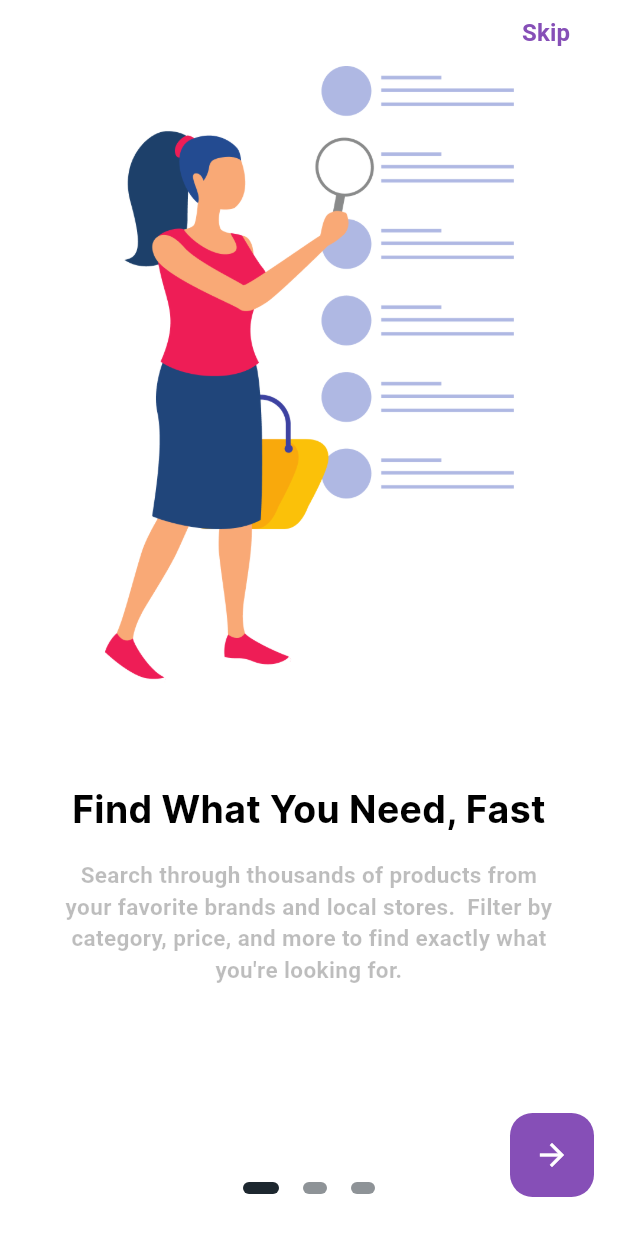
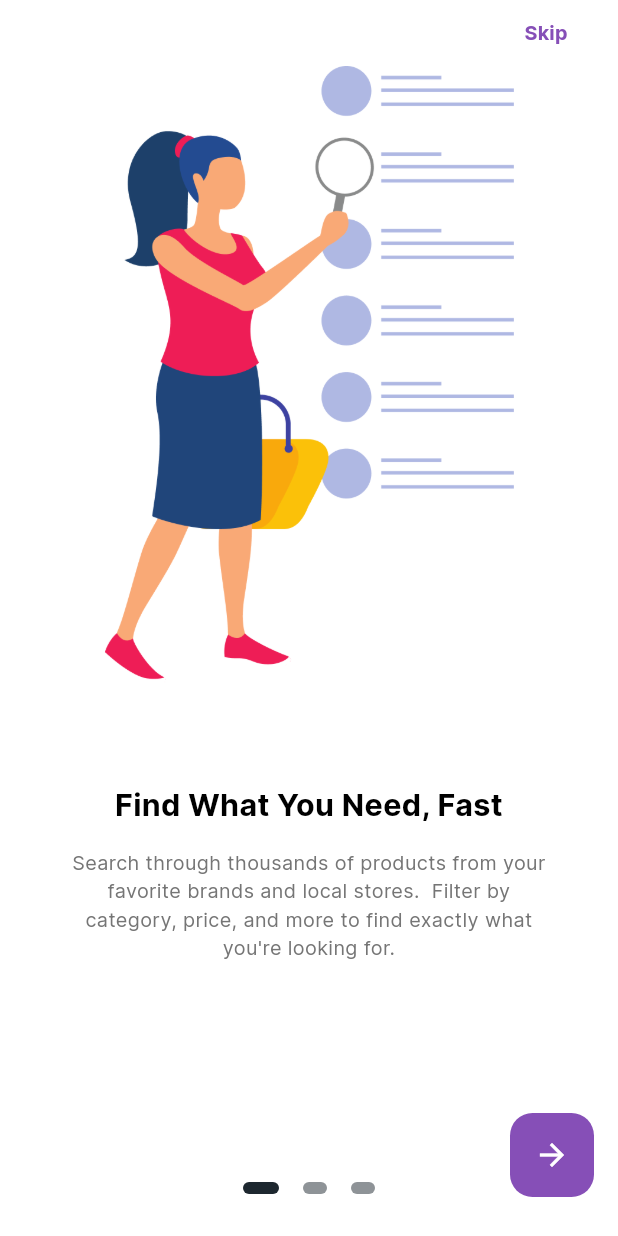
Before and after one commit to OmarAmeer96/Recepo, a Flutter app: the screen it shows after launch, on a phone screen of 412 x 824 dp. Run offline on Flutter 3.47's test engine with Material 3 defaults, Android fonts, the phone set to English and light mode, and no system bars; drawn by our look-alikes of flutter_onboarding_slider; our stand-ins replace animated_splash_screen, dio, flutter_screenutil, freezed_annotation, get_it, lottie and 3 more.

Commit message:
Update font sizes and colors in onboarding view.

```diff
--- a/lib/Core/theming/colors_manager.dart
+++ b/lib/Core/theming/colors_manager.dart
@@ -5,10 +5,10 @@ class ColorsManager {
   static const Color primaryColor = Color(0xFF864fb7);
   static const Color subPrimaryColor = Color(0xFF302554);
   static const Color scaffoldBackgroundColor = Colors.white;
+  static const Color mainGrey = Color(0xFF757575);
 
   // Not Main Colors
   static const Color mainBlue = Color(0xFF247CFF);
-  static const Color mainGrey = Color(0xFF757575);
   // static const Color enabledTextFieldColor = Color(0xFFFDFDFF);
   static const Color errorTextFieldColor = Color(0xffFF4C5E);
   static const Color enabledTextFieldColor = Color(0xffC2C2C2);
--- a/lib/Core/theming/styles.dart
+++ b/lib/Core/theming/styles.dart
@@ -6,9 +6,15 @@ import 'package:recepo/Core/theming/font_family_helper.dart';
 class Styles {
   // Main Fonts
   static TextStyle onboardingTitleFont = TextStyle(
-    fontSize: 24.5.sp,
+    fontSize: 20.sp,
     color: Colors.black,
     fontFamily: FontFamilyHelper.bold,
+  );
+
+  static TextStyle onboardingContentFont = TextStyle(
+    fontSize: 13.sp,
+    color: ColorsManager.mainGrey,
+    fontFamily: FontFamilyHelper.regular,
   );
 
   // Not Main Fonts
--- a/lib/Features/onboarding/presentation/views/widgets/onboarding_view_body.dart
+++ b/lib/Features/onboarding/presentation/views/widgets/onboarding_view_body.dart
@@ -1,5 +1,6 @@
 import 'package:flutter/material.dart';
 import 'package:flutter_onboarding_slider/flutter_onboarding_slider.dart';
+import 'package:flutter_screenutil/flutter_screenutil.dart';
 import 'package:recepo/Core/helpers/assets.dart';
 import 'package:recepo/Core/helpers/extensions.dart';
 import 'package:recepo/Core/routing/routes.dart';
@@ -15,19 +16,23 @@ class OnBoardingViewBody extends StatelessWidget {
       finishButtonText: 'Get Started',
       onFinish: () {
         context.pushReplacementNamed(Routes.loginView);
+        // Get.to(LoginView(), transition: Transition.fade);
       },
+      finishButtonTextStyle: Styles.onboardingTitleFont.copyWith(
+        color: Colors.white,
+        fontSize: 15.sp,
+      ),
       finishButtonStyle: FinishButtonStyle(
         backgroundColor: ColorsManager.primaryColor,
         shape: RoundedRectangleBorder(
           borderRadius: BorderRadius.circular(15),
         ),
       ),
-      skipTextButton: const Text(
+      skipTextButton: Text(
         'Skip',
-        style: TextStyle(
-          fontSize: 16,
+        style: Styles.onboardingTitleFont.copyWith(
           color: ColorsManager.primaryColor,
-          fontWeight: FontWeight.w600,
+          fontSize: 13.sp,
         ),
       ),
       controllerColor: const Color(0xff1D272F),
@@ -68,23 +73,14 @@ class OnBoardingViewBody extends StatelessWidget {
                 'Find What You Need, Fast',
                 textAlign: TextAlign.center,
                 style: Styles.onboardingTitleFont,
-                // TextStyle(
-                //   color: Color(0xff191D31),
-                //   fontSize: 24.0,
-                //   fontWeight: FontWeight.w600,
-                // ),
               ),
               const SizedBox(
                 height: 15,
               ),
-              const Text(
+              Text(
                 "Search through thousands of products from your favorite brands and local stores.  Filter by category, price, and more to find exactly what you're looking for.",
                 textAlign: TextAlign.center,
-                style: TextStyle(
-                  color: Colors.black26,
-                  fontSize: 15.0,
-                  fontWeight: FontWeight.w600,
-                ),
+                style: Styles.onboardingContentFont,
               ),
             ],
           ),
@@ -100,26 +96,18 @@ class OnBoardingViewBody extends StatelessWidget {
               SizedBox(
                 height: MediaQuery.of(context).size.height * 0.58,
               ),
-              const Text(
+              Text(
                 'Shop with Ease',
                 textAlign: TextAlign.center,
-                style: TextStyle(
-                  color: Color(0xff191D31),
-                  fontSize: 24.0,
-                  fontWeight: FontWeight.w600,
-                ),
+                style: Styles.onboardingTitleFont,
               ),
               const SizedBox(
                 height: 15,
               ),
-              const Text(
+              Text(
                 'Add items to your cart, checkout securely, and track your order every step of the way.  Enjoy hassle-free shopping with our user-friendly interface.',
                 textAlign: TextAlign.center,
-                style: TextStyle(
-                  color: Colors.black26,
-                  fontSize: 15.0,
-                  fontWeight: FontWeight.w600,
-                ),
+                style: Styles.onboardingContentFont,
               ),
             ],
           ),
@@ -135,14 +123,10 @@ class OnBoardingViewBody extends StatelessWidget {
               SizedBox(
                 height: MediaQuery.of(context).size.height * 0.58,
               ),
-              const Text(
+              Text(
                 'Get It Delivered, Right to Your Door',
                 textAlign: TextAlign.center,
-                style: TextStyle(
-                  color: Color(0xff191D31),
-                  fontSize: 24.0,
-                  fontWeight: FontWeight.w600,
-                ),
+                style: Styles.onboardingTitleFont,
               ),
               const SizedBox(
                 height: 15,
--- a/lib/recepo.dart
+++ b/lib/recepo.dart
@@ -13,6 +13,7 @@ class Recepo extends StatelessWidget {
     return ScreenUtilInit(
       designSize: const Size(375, 812),
       minTextAdapt: true,
+      // GetMaterialApp
       child: MaterialApp(
         debugShowCheckedModeBanner: false,
         title: 'Appointment App',
--- a/pubspec.yaml
+++ b/pubspec.yaml
@@ -61,6 +61,8 @@ dependencies:
   animated_splash_screen: ^1.3.0
   page_transition: ^2.1.0
   lottie: ^2.7.0
+  # GetX for navigation
+  get: ^4.6.6
 
 dev_dependencies:
   flutter_test:
```
Also changed, not shown: pubspec.lock.
